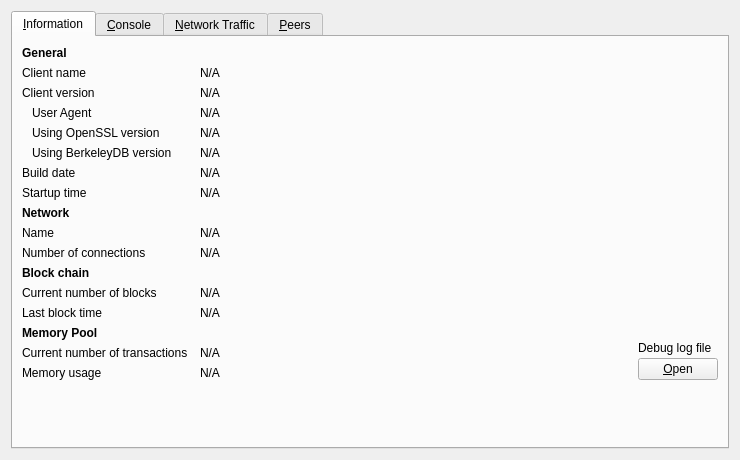
Old version of the form src/qt/forms/rpcconsole.ui in the repository Animecointeam/Animecoin.
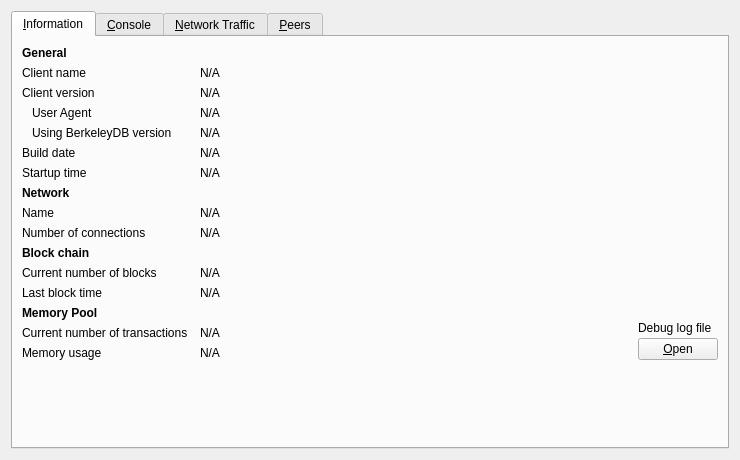
New version of the form. Icons and pictures are not drawn. Custom widgets are drawn as their Qt base class.

Commit message: Remove a few stale OpenSSL includes. OpenSSL version is no longer displayed, as it is not consensus-critical.

```diff
--- a/src/qt/forms/rpcconsole.ui
+++ b/src/qt/forms/rpcconsole.ui
@@ -113,32 +113,6 @@
         </widget>
        </item>
        <item row="4" column="0">
-		<widget class="QLabel" name="label_14">
-         <property name="text">
-          <string>Using OpenSSL version</string>
-         </property>
-         <property name="indent">
-          <number>10</number>
-         </property>
-        </widget>
-       </item>
-       <item row="4" column="1" colspan="2">
-        <widget class="QLabel" name="openSSLVersion">
-         <property name="cursor">
-          <cursorShape>IBeamCursor</cursorShape>
-         </property>
-         <property name="text">
-          <string>N/A</string>
-         </property>
-         <property name="textFormat">
-          <enum>Qt::PlainText</enum>
-         </property>
-         <property name="textInteractionFlags">
-          <set>Qt::LinksAccessibleByMouse|Qt::TextSelectableByKeyboard|Qt::TextSelectableByMouse</set>
-         </property>
-        </widget>
-       </item>
-       <item row="5" column="0">
         <widget class="QLabel" name="label_berkeleyDBVersion">
          <property name="text">
           <string>Using BerkeleyDB version</string>
@@ -148,7 +122,7 @@
          </property>
         </widget>
        </item>
-       <item row="5" column="1" colspan="2">
+       <item row="4" column="1" colspan="2">
         <widget class="QLabel" name="berkeleyDBVersion">
          <property name="cursor">
           <cursorShape>IBeamCursor</cursorShape>
@@ -164,14 +138,14 @@
          </property>
         </widget>
        </item>
-       <item row="6" column="0">
+       <item row="5" column="0">
 		 <widget class="QLabel" name="label_12">
          <property name="text">
           <string>Build date</string>
          </property>
         </widget>
        </item>
-       <item row="6" column="1" colspan="2">
+       <item row="5" column="1" colspan="2">
         <widget class="QLabel" name="buildDate">
          <property name="cursor">
           <cursorShape>IBeamCursor</cursorShape>
@@ -187,14 +161,14 @@
          </property>
         </widget>
        </item>
-       <item row="7" column="0">
+       <item row="6" column="0">
         <widget class="QLabel" name="label_13">
          <property name="text">
           <string>Startup time</string>
          </property>
         </widget>
        </item>
-       <item row="7" column="1" colspan="2">
+       <item row="6" column="1" colspan="2">
         <widget class="QLabel" name="startupTime">
          <property name="cursor">
           <cursorShape>IBeamCursor</cursorShape>
@@ -210,14 +184,27 @@
          </property>
         </widget>
        </item>
-       <item row="9" column="0">
-        <widget class="QLabel" name="label_8">
+       <item row="7" column="0">
+           <widget class="QLabel" name="labelNetwork">
+               <property name="font">
+                   <font>
+                       <weight>75</weight>
+                       <bold>true</bold>
+                   </font>
+               </property>
+               <property name="text">
+                   <string>Network</string>
+               </property>
+           </widget>
+       </item>
+       <item row="8" column="0">
+		<widget class="QLabel" name="label_8">
          <property name="text">
           <string>Name</string>
          </property>
         </widget>
        </item>
-       <item row="9" column="1" colspan="2">
+       <item row="8" column="1" colspan="2">
         <widget class="QLabel" name="networkName">
          <property name="cursor">
           <cursorShape>IBeamCursor</cursorShape>
@@ -233,14 +220,14 @@
          </property>
         </widget>
        </item>
-       <item row="10" column="0">
+       <item row="9" column="0">
         <widget class="QLabel" name="label_7">
          <property name="text">
           <string>Number of connections</string>
          </property>
         </widget>
        </item>
-       <item row="10" column="1" colspan="2">
+       <item row="9" column="1" colspan="2">
         <widget class="QLabel" name="numberOfConnections">
          <property name="cursor">
           <cursorShape>IBeamCursor</cursorShape>
@@ -256,7 +243,7 @@
          </property>
         </widget>
        </item>
-       <item row="11" column="0">
+       <item row="10" column="0">
         <widget class="QLabel" name="label_10">
          <property name="font">
           <font>
@@ -269,14 +256,14 @@
          </property>
         </widget>
        </item>
-       <item row="12" column="0">
+       <item row="11" column="0">
         <widget class="QLabel" name="label_3">
          <property name="text">
           <string>Current number of blocks</string>
          </property>
         </widget>
        </item>
-       <item row="12" column="1" colspan="2">
+       <item row="11" column="1" colspan="2">
         <widget class="QLabel" name="numberOfBlocks">
          <property name="cursor">
           <cursorShape>IBeamCursor</cursorShape>
@@ -292,14 +279,14 @@
          </property>
         </widget>
        </item>
-       <item row="13" column="0">
+       <item row="12" column="0">
         <widget class="QLabel" name="labelLastBlockTime">
          <property name="text">
           <string>Last block time</string>
          </property>
         </widget>
        </item>
-       <item row="13" column="1" colspan="2">
+       <item row="12" column="1" colspan="2">
         <widget class="QLabel" name="lastBlockTime">
          <property name="cursor">
           <cursorShape>IBeamCursor</cursorShape>
@@ -315,7 +302,7 @@
          </property>
         </widget>
        </item>
-       <item row="14" column="0">
+       <item row="13" column="0">
         <widget class="QLabel" name="labelMempoolTitle">
          <property name="font">
           <font>
@@ -328,14 +315,14 @@
          </property>
         </widget>
        </item>
-       <item row="15" column="0">
+       <item row="14" column="0">
         <widget class="QLabel" name="labelNumberOfTransactions">
          <property name="text">
           <string>Current number of transactions</string>
          </property>
         </widget>
        </item>
-       <item row="15" column="1">
+       <item row="14" column="1">
         <widget class="QLabel" name="mempoolNumberTxs">
          <property name="cursor">
           <cursorShape>IBeamCursor</cursorShape>
@@ -351,27 +338,14 @@
          </property>
         </widget>
        </item>
-       <item row="8" column="0">
-        <widget class="QLabel" name="labelNetwork">
-         <property name="font">
-          <font>
-           <weight>75</weight>
-           <bold>true</bold>
-          </font>
-         </property>
-         <property name="text">
-          <string>Network</string>
-         </property>
-        </widget>
-       </item>
-       <item row="16" column="0">
+       <item row="15" column="0">
         <widget class="QLabel" name="labelMemoryUsage">
          <property name="text">
           <string>Memory usage</string>
          </property>
         </widget>
        </item>
-       <item row="16" column="1">
+       <item row="15" column="1">
         <widget class="QLabel" name="mempoolSize">
          <property name="cursor">
           <cursorShape>IBeamCursor</cursorShape>
@@ -387,7 +361,7 @@
          </property>
         </widget>
        </item>
-       <item row="14" column="2" rowspan="3">
+       <item row="13" column="2" rowspan="3">
         <layout class="QVBoxLayout" name="verticalLayoutDebugButton">
          <property name="spacing">
           <number>3</number>
@@ -427,7 +401,7 @@
          </item>
         </layout>
        </item>
-       <item row="18" column="0">
+       <item row="16" column="0">
 		<spacer name="verticalSpacer">
          <property name="orientation">
           <enum>Qt::Vertical</enum>
```
The commit also changes 4 other files.
